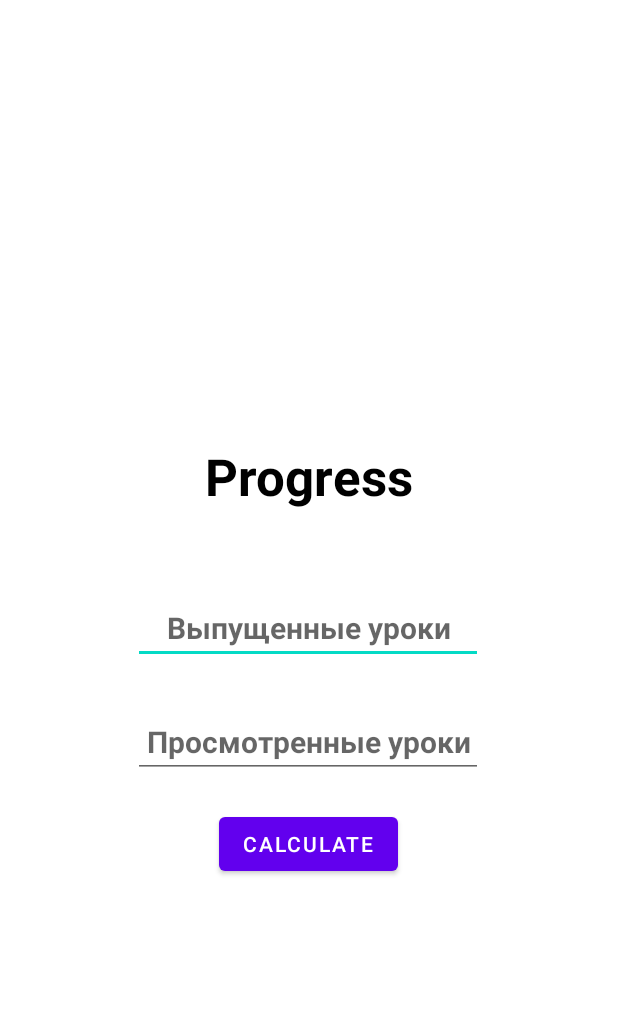
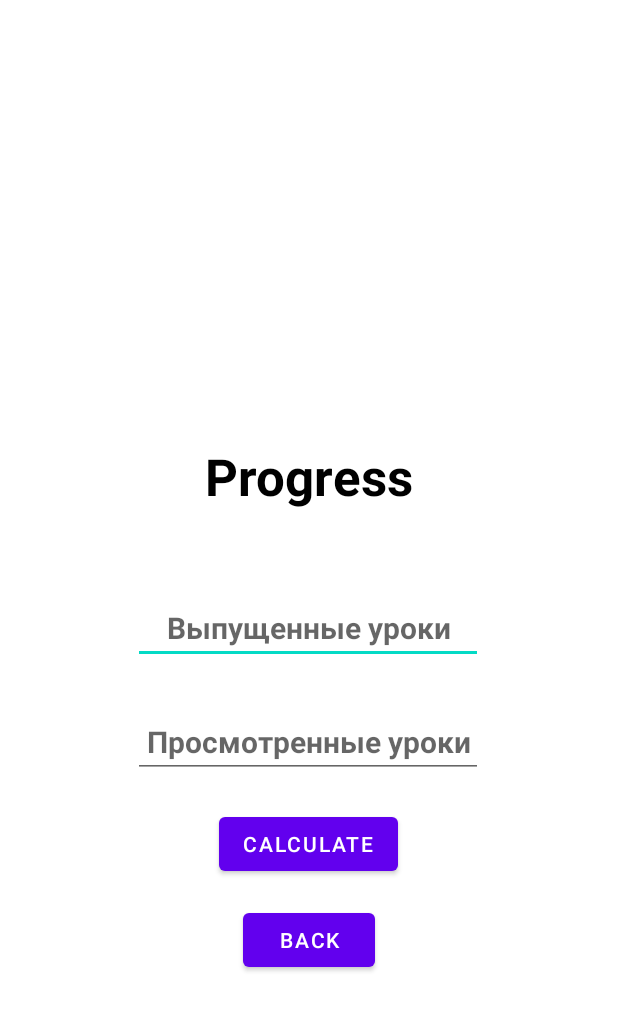
Before and after one commit to FockRock/PracticeApp, an Android app: the PracticeCalculateActivity screen opened directly, with no data from a screen before it, on a phone screen of 412 x 824 dp. Shown: the top 1011 px of the screen. Run offline under Robolectric (Android 15) with nearby library versions, the phone set to English and light mode, and no system bars.

Commit message:
button Back added

```diff
--- a/app/src/main/java/com/skillbox/practiceapp/PracticeCalculateActivity.kt
+++ b/app/src/main/java/com/skillbox/practiceapp/PracticeCalculateActivity.kt
@@ -3,6 +3,7 @@ package com.skillbox.practiceapp
 import androidx.appcompat.app.AppCompatActivity
 import android.os.Bundle
 import android.os.Handler
+import android.view.View
 import android.widget.Toast
 import androidx.core.view.isVisible
 import com.skillbox.practiceapp.databinding.PracticeCalculateBinding
@@ -58,4 +59,8 @@ class PracticeCalculateActivity : AppCompatActivity() {
             Toast.makeText(this, "Calculation Complete!", Toast.LENGTH_SHORT).show()
         }, 2000)
     }
+
+    fun back(view: View) {
+        finish()
+    }
 }
--- a/app/src/main/res/layout/practice_calculate.xml
+++ b/app/src/main/res/layout/practice_calculate.xml
@@ -100,4 +100,15 @@
         app:layout_constraintStart_toStartOf="@+id/smile"
         app:layout_constraintTop_toBottomOf="@+id/smile" />
 
+    <Button
+        android:id="@+id/bBack"
+        android:layout_width="wrap_content"
+        android:layout_height="wrap_content"
+        android:layout_marginTop="16dp"
+        android:onClick="back"
+        android:text="@string/back"
+        app:layout_constraintEnd_toEndOf="@+id/calculate"
+        app:layout_constraintStart_toStartOf="@+id/calculate"
+        app:layout_constraintTop_toBottomOf="@+id/calculate" />
+
 </androidx.constraintlayout.widget.ConstraintLayout>
--- a/app/src/main/res/values/colors.xml
+++ b/app/src/main/res/values/colors.xml
@@ -2,6 +2,7 @@
 <resources>
     <color name="purple_200">#FFBB86FC</color>
     <color name="purple_500">#FF6200EE</color>
+    <color name="nn">#283593</color>
     <color name="purple_700">#FF3700B3</color>
     <color name="teal_200">#FF03DAC5</color>
     <color name="teal_700">#FF018786</color>
```
